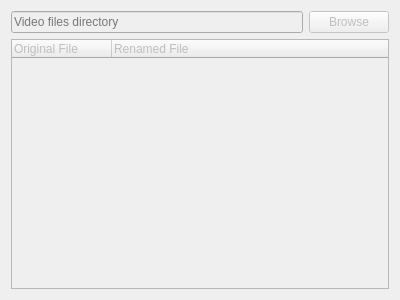
This is src/seasonwidget.ui in thomasleese/tvnamer as Qt 5 draws it before an edit. The edited form follows.
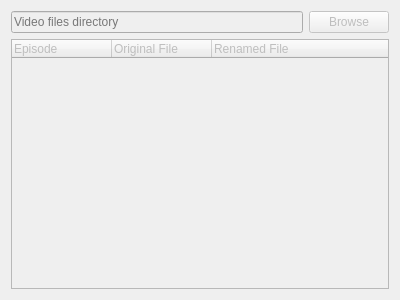
This is the edited form.

Commit message: Improved filename detection Also allowed users to manually edit the table before saving changes

```diff
--- a/src/seasonwidget.ui
+++ b/src/seasonwidget.ui
@@ -40,6 +40,11 @@
    </item>
    <item>
     <widget class="QTreeWidget" name="treeEpisodes">
+     <column>
+      <property name="text">
+       <string>Episode</string>
+      </property>
+     </column>
      <column>
       <property name="text">
        <string>Original File</string>
```
The commit also changes 2 other files.
